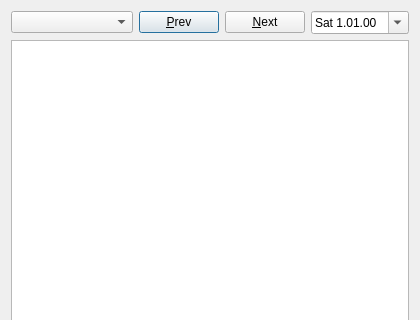
Old version of the form tvnao/guide_viewer_dialog.ui in the repository loimu/tvnao; both pictures show x 0 to 420 and y 0 to 320 of the 420 by 534 pixel window.
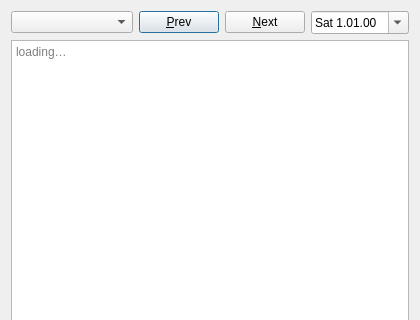
New version of the form. Icons and pictures are not drawn.

Diff of the .ui file:
```diff
--- a/tvnao/guide_viewer_dialog.ui
+++ b/tvnao/guide_viewer_dialog.ui
@@ -77,7 +77,11 @@
     </layout>
    </item>
    <item>
-    <widget class="QTextBrowser" name="textBrowser"/>
+    <widget class="QTextBrowser" name="textBrowser">
+     <property name="placeholderText">
+      <string>loading…</string>
+     </property>
+    </widget>
    </item>
    <item>
     <widget class="QDialogButtonBox" name="buttonBox">
```
